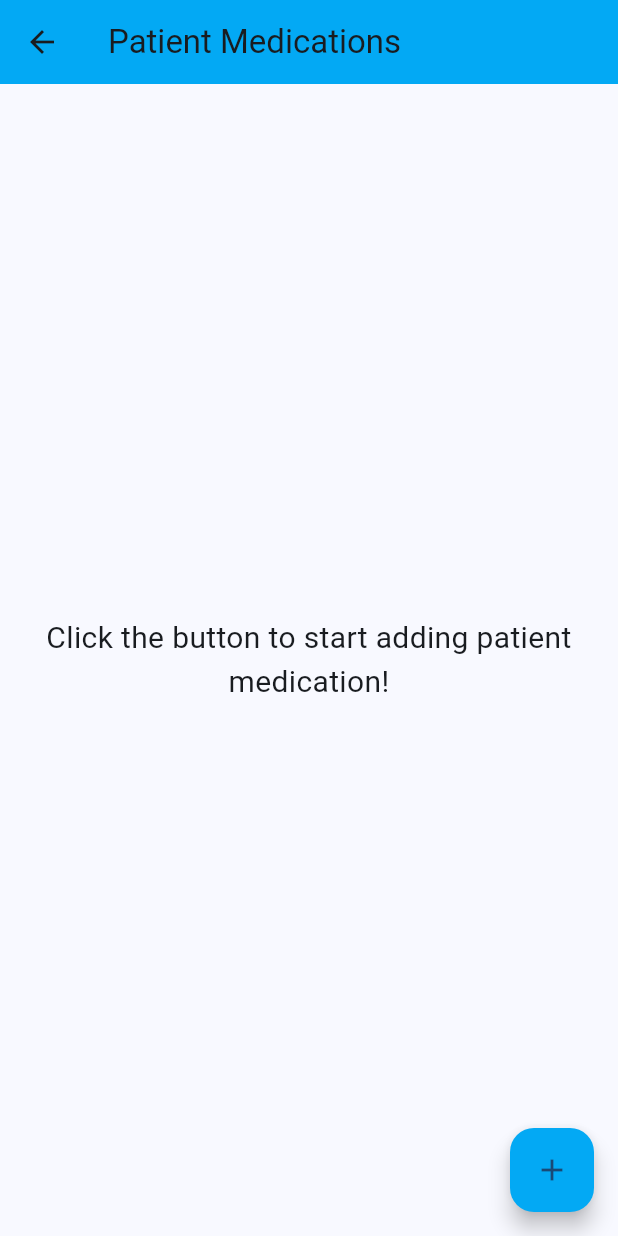
After one commit to AdenaGH/PhotoPillApp, a Flutter app: the screen it shows after launch, after a tap on "Input Patient Medications", on a phone screen of 412 x 824 dp. The commit adds this screen. Run offline on Flutter 3.47's test engine with Material 2 defaults, Android fonts, the phone set to English and light mode, and no system bars.

Commit message:
Added input patient data screen and navigation to and from

```diff
--- /dev/null
+++ b/photo_pill/lib/inputPatientMed.dart
@@ -0,0 +1,58 @@
+import 'package:flutter/material.dart';
+
+class InputPatientMed extends StatelessWidget {
+  const InputPatientMed({super.key});
+/*
+  @override
+  Widget build(BuildContext context) {
+    return Scaffold(
+        appBar: AppBar(
+          title: const Text('Patient Medications'),
+        ),
+        body: Center(
+          child:  Column(
+            FloatingActionButton(
+            onPressed: () {},
+            tooltip: 'Add items to list',
+            child: const Icon(Icons.add),
+          ),
+          ),// This trailing comma makes auto-formatting nicer for build methods.
+        ));
+  }*/
+  @override
+  Widget build(BuildContext context) {
+    bool isVisible = true;
+    void toggle() {
+      isVisible = false;
+    }
+
+    return Scaffold(
+      appBar: AppBar(
+        backgroundColor: Colors.lightBlue,
+        title: const Text('Patient Medications'),
+      ),
+      body: Center(
+        child: Column(
+          mainAxisAlignment: MainAxisAlignment.center,
+          children: <Widget>[
+            Visibility(
+              child: Text(
+                'Click the button to start adding patient medication!',
+                style: TextStyle(fontSize: 20),
+                textAlign: TextAlign.center,
+              ),
+              visible: isVisible,
+            ),
+          ],
+        ),
+      ),
+      floatingActionButton: FloatingActionButton(
+        backgroundColor: Colors.lightBlue,
+        splashColor: Colors.lightBlueAccent,
+        onPressed: toggle,
+        tooltip: 'Add Items',
+        child: const Icon(Icons.add),
+      ), // This trailing comma makes auto-formatting nicer for build methods.
+    );
+  }
+}
--- a/photo_pill/lib/main.dart
+++ b/photo_pill/lib/main.dart
@@ -1,4 +1,5 @@
 import 'package:flutter/material.dart';
+import 'package:photo_pill/inputPatientMed.dart';
 
 void main() {
   runApp(const MyApp());
@@ -55,19 +56,6 @@ class MyHomePage extends StatefulWidget {
 }
 
 class _MyHomePageState extends State<MyHomePage> {
-  int _counter = 0;
-
-  void _incrementCounter() {
-    setState(() {
-      // This call to setState tells the Flutter framework that something has
-      // changed in this State, which causes it to rerun the build method below
-      // so that the display can reflect the updated values. If we changed
-      // _counter without calling setState(), then the build method would not be
-      // called again, and so nothing would appear to happen.
-      _counter++;
-    });
-  }
-
   @override
   Widget build(BuildContext context) {
     // This method is rerun every time setState is called, for instance as done
@@ -112,10 +100,15 @@ class _MyHomePageState extends State<MyHomePage> {
               height: 75,
               child: ElevatedButton(
                   onPressed: () {
-                    print('input patient data button pressed');
+                    Navigator.push(
+                      context,
+                      MaterialPageRoute(builder: (context) {
+                        return InputPatientMed();
+                      }),
+                    );
                   },
                   child: const Text(
-                    'Input Patient Data',
+                    'Input Patient Medications',
                     style: TextStyle(fontSize: 20),
                     textAlign: TextAlign.center,
                   )),
@@ -143,7 +136,7 @@ class _MyHomePageState extends State<MyHomePage> {
                     print('Clear button pressed');
                   },
                   child: const Text(
-                    'Clear',
+                    'Clear Data',
                     style: TextStyle(fontSize: 20),
                     textAlign: TextAlign.center,
                   )),
```
